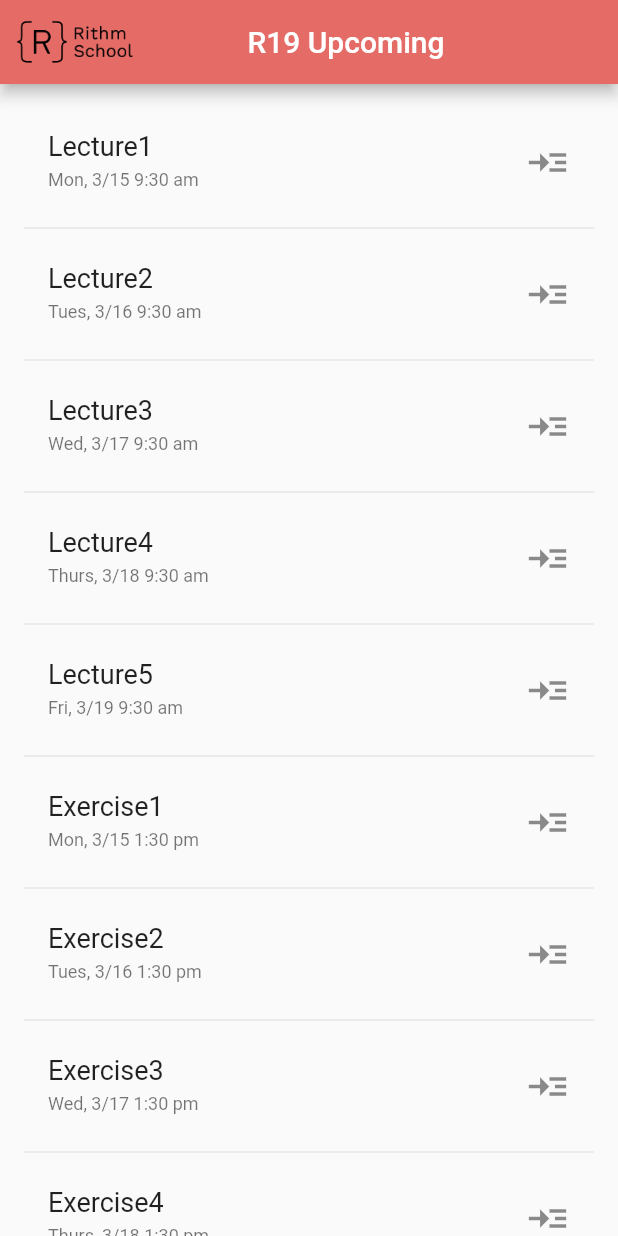
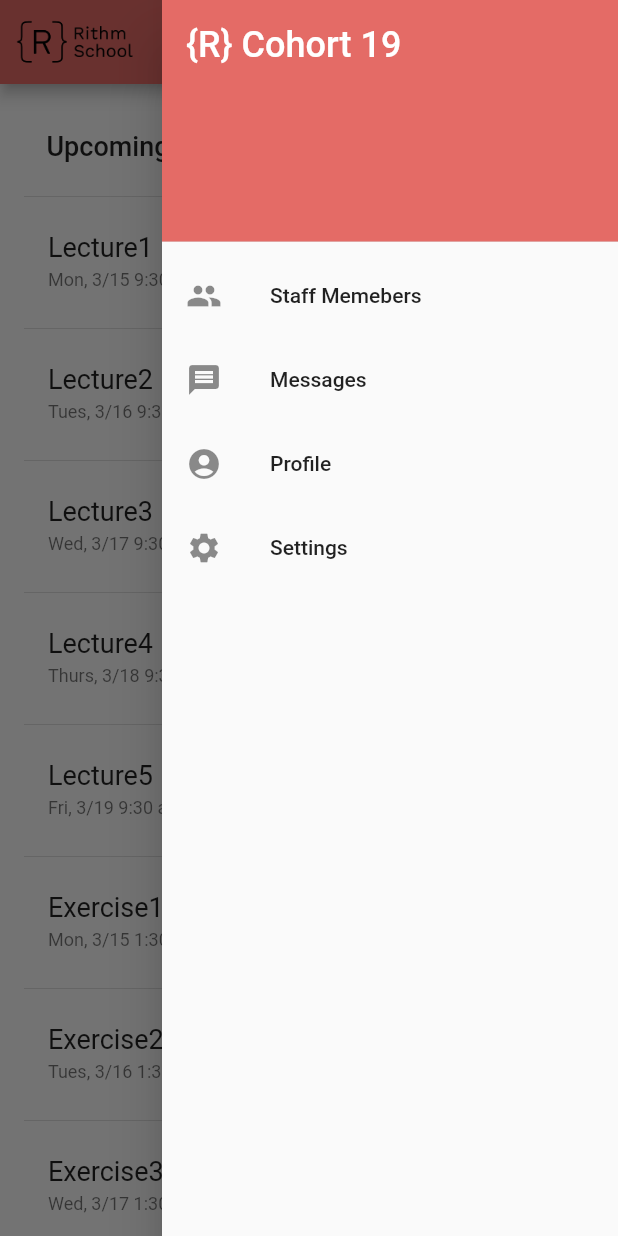
Before and after one commit to clairelcasey/rithm-flutter-app, a Flutter app: the screen it shows after launch, with the side drawer open (before the commit the screen has no drawer), on a phone screen of 412 x 824 dp. Run offline on Flutter 3.47's test engine with Material 2 defaults, Android fonts, the phone set to English and light mode, and no system bars; Roboto replaces fonts that are missing (Source Serif Pro).

```diff
--- /dev/null
+++ b/lib/detailpage.dart
@@ -0,0 +1,25 @@
+import 'package:flutter/material.dart';
+import './homepage.dart';
+
+class DetailPage extends StatelessWidget {
+  static const routeName = '/extractArguments';
+
+
+  @override
+  Widget build(BuildContext context) {
+  final ScreenArguments args = ModalRoute.of(context).settings.arguments;
+    return Scaffold(
+      appBar: AppBar(
+        title: Text(args.title),
+      ),
+      body: Center(
+        child: ElevatedButton(
+          onPressed: () {
+            Navigator.pop(context);
+          },
+          child: Text('Go back!'),
+        ),
+      ),
+    );
+  }
+}
--- a/lib/homepage.dart
+++ b/lib/homepage.dart
@@ -1,5 +1,8 @@
 import 'package:flutter/material.dart';
+import 'package:rithm_sis/detailpage.dart';
 import './scheduleData.dart';
+import './detailpage.dart';
+import './widgets/drawer.dart';
 
 class Homepage extends StatefulWidget {
   // This widget is the home page of your application. It is stateful, meaning
@@ -18,12 +21,39 @@ class Homepage extends StatefulWidget {
 class _UpcomingScheduleState extends State<Homepage> {
   final _upcomingSchedule = scheduleData;
 
+  Widget _buildHomepage() {
+    return Column(
+      crossAxisAlignment: CrossAxisAlignment.center,
+      // mainAxisSize: MainAxisSize.min,
+      children: <Widget>[
+        // Text('Upcoming Lectures/ Exercises:'),
+        Expanded(
+          child: _buildUpcomingList(),
+        ),
+      ],
+    );
+  }
+
   Widget _buildUpcomingList() {
     return ListView.separated(
       itemCount: _upcomingSchedule.length,
       padding: const EdgeInsets.all(16.0),
       separatorBuilder: (BuildContext context, int index) => Divider(),
       itemBuilder: (context, item) {
+        if (item == 0) {
+          // return the header
+          return Padding(
+            padding: const EdgeInsets.all(15.0),
+            child: Text(
+            "Upcoming Lectures/ Exercises:",
+            style: TextStyle(
+              fontSize: 18.0,
+              fontWeight: FontWeight.w500,
+            ),
+            // textAlign: TextAlign.center,
+          ));
+        }
+        item -= 1;
         return _buildRow(_upcomingSchedule[item]);
       },
     );
@@ -34,9 +64,14 @@ class _UpcomingScheduleState extends State<Homepage> {
     return ListTile(
         title: Text(scheduleItem['title'], style: TextStyle(fontSize: 18.0)),
         subtitle: Text(dateTime, style: TextStyle(fontSize: 12.0)),
-      trailing: Icon(Icons.read_more,
-                     size: 30.0),
-    );
+        trailing: IconButton(
+            icon: Icon(Icons.read_more, size: 30.0),
+            onPressed: () {
+              Navigator.pushNamed(context, DetailPage.routeName,
+                  arguments: ScreenArguments(
+                    scheduleItem['title'],
+                  ));
+            }));
   }
 
   @override
@@ -54,12 +89,22 @@ class _UpcomingScheduleState extends State<Homepage> {
         leading: Image.asset(
           'assets/rithm.png',
         ),
-          titleSpacing: 65.0,
-          centerTitle: false,
+        titleSpacing: 30.0,
+        centerTitle: true,
         leadingWidth: 100.0,
-
-          title: Text('R19 Upcoming'),
+        title: Text('{R} Cohort 19'),
+        // actions: <Widget>[
+        //   IconButton(icon: Icon(Icons.list), onPressed: () => {})
+        // ]
       ),
-        body: _buildUpcomingList());
+      body: _buildHomepage(),
+      endDrawer: AppDrawer(),
+      );
   }
 }
+
+class ScreenArguments {
+  final String title;
+
+  ScreenArguments(this.title);
+}
--- a/lib/main.dart
+++ b/lib/main.dart
@@ -1,6 +1,6 @@
 import 'package:flutter/material.dart';
 import './homepage.dart';
-
+import './detailpage.dart';
 
 void main() {
   runApp(MyApp());
@@ -23,12 +23,17 @@ class MyApp extends StatelessWidget {
         // Notice that the counter didn't reset back to zero; the application
         // is not restarted.
         primarySwatch: createMaterialColor(Color(0xFFE46B66)),
+        fontFamily: 'Source Serif Pro',
+        // colorScheme: createMaterialColor(Color(0xFFE46B66)),
         // This makes the visual density adapt to the platform that you run
         // the app on. For desktop platforms, the controls will be smaller and
         // closer together (more dense) than on mobile platforms.
         visualDensity: VisualDensity.adaptivePlatformDensity,
       ),
       home: Homepage(),
+      routes: {
+        DetailPage.routeName: (context) => DetailPage(),
+      },
     );
   }
 }
--- /dev/null
+++ b/lib/widgets/drawer.dart
@@ -0,0 +1,44 @@
+import 'package:flutter/material.dart';
+
+class AppDrawer extends StatelessWidget {
+  @override
+  Widget build(BuildContext context) {
+    return Drawer(
+      child: ListView(
+        padding: EdgeInsets.zero,
+        children: const <Widget>[
+          DrawerHeader(
+            decoration: BoxDecoration(
+              color: const Color(0xFFE46B66),
+            ),
+            child: Text(
+              '{R} Cohort 19',
+              style: TextStyle(
+                color: Colors.white,
+                fontSize: 24,
+              ),
+            ),
+          ),
+          ListTile(
+            leading: Icon(Icons.people),
+            title: Text('Staff Memebers'),
+            //   onTap: () =>
+            // Navigator.pushReplacementNamed(context, Routes.contacts)
+          ),
+          ListTile(
+            leading: Icon(Icons.message),
+            title: Text('Messages'),
+          ),
+          ListTile(
+            leading: Icon(Icons.account_circle),
+            title: Text('Profile'),
+          ),
+          ListTile(
+            leading: Icon(Icons.settings),
+            title: Text('Settings'),
+          ),
+        ],
+      ),
+    );
+  }
+}
```
Lines whose indentation alone changed are shown as unchanged.
